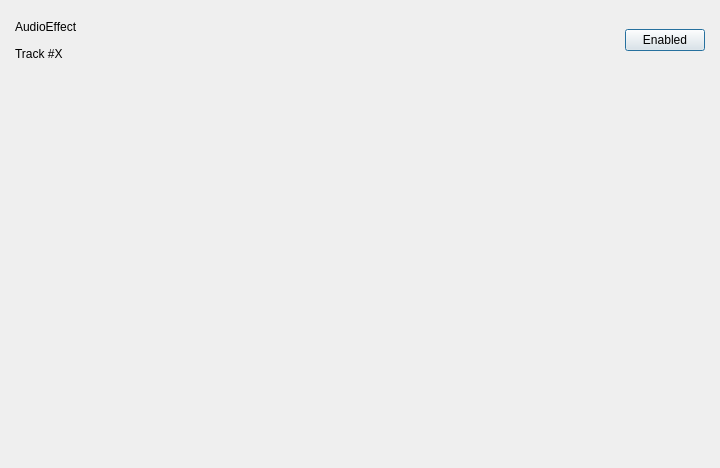
First picture: the form in src/gui/audioeffectwindow.ui, repository tom-23/Horizon, before the edit.
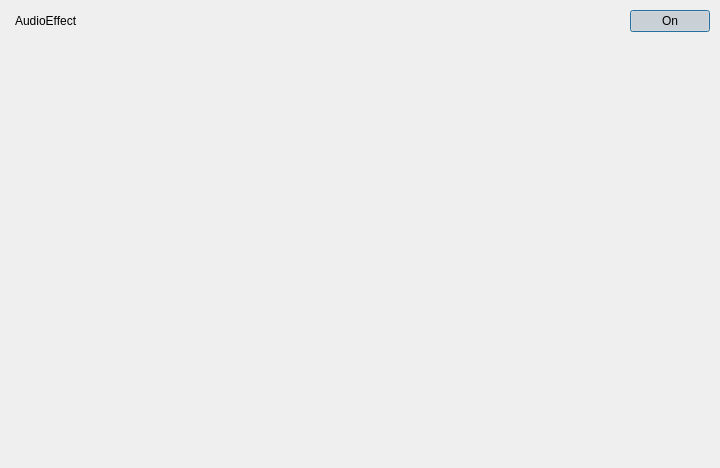
Second picture: the form after the edit.

Patch:
```diff
--- a/src/gui/audioeffectwindow.ui
+++ b/src/gui/audioeffectwindow.ui
@@ -15,26 +15,32 @@
   </property>
   <layout class="QVBoxLayout" name="verticalLayout">
    <property name="spacing">
-    <number>0</number>
+    <number>5</number>
    </property>
    <property name="leftMargin">
-    <number>0</number>
+    <number>5</number>
    </property>
    <property name="topMargin">
-    <number>0</number>
+    <number>5</number>
    </property>
    <property name="rightMargin">
-    <number>0</number>
+    <number>5</number>
    </property>
    <property name="bottomMargin">
-    <number>0</number>
+    <number>5</number>
    </property>
    <item>
     <widget class="QWidget" name="widget" native="true">
+     <property name="sizePolicy">
+      <sizepolicy hsizetype="Preferred" vsizetype="Minimum">
+       <horstretch>0</horstretch>
+       <verstretch>0</verstretch>
+      </sizepolicy>
+     </property>
      <property name="minimumSize">
       <size>
        <width>0</width>
-       <height>80</height>
+       <height>0</height>
       </size>
      </property>
      <layout class="QHBoxLayout" name="horizontalLayout">
@@ -42,16 +48,16 @@
        <number>5</number>
       </property>
       <property name="leftMargin">
-       <number>5</number>
+       <number>0</number>
       </property>
       <property name="topMargin">
-       <number>5</number>
+       <number>0</number>
       </property>
       <property name="rightMargin">
-       <number>5</number>
+       <number>0</number>
       </property>
       <property name="bottomMargin">
-       <number>5</number>
+       <number>0</number>
       </property>
       <item>
        <widget class="QWidget" name="container" native="true">
@@ -60,7 +66,7 @@
           <number>5</number>
          </property>
          <property name="leftMargin">
-          <number>5</number>
+          <number>10</number>
          </property>
          <property name="topMargin">
           <number>5</number>
@@ -72,37 +78,11 @@
           <number>5</number>
          </property>
          <item>
-          <layout class="QVBoxLayout" name="verticalLayout_2">
-           <property name="spacing">
-            <number>5</number>
+          <widget class="QLabel" name="audioEffectName">
+           <property name="text">
+            <string>AudioEffect</string>
            </property>
-           <property name="leftMargin">
-            <number>5</number>
-           </property>
-           <property name="topMargin">
-            <number>5</number>
-           </property>
-           <property name="rightMargin">
-            <number>5</number>
-           </property>
-           <property name="bottomMargin">
-            <number>5</number>
-           </property>
-           <item>
-            <widget class="QLabel" name="label">
-             <property name="text">
-              <string>AudioEffect</string>
-             </property>
-            </widget>
-           </item>
-           <item>
-            <widget class="QLabel" name="label_2">
-             <property name="text">
-              <string>Track #X</string>
-             </property>
-            </widget>
-           </item>
-          </layout>
+          </widget>
          </item>
          <item>
           <spacer name="horizontalSpacer">
@@ -118,30 +98,17 @@
           </spacer>
          </item>
          <item>
-          <layout class="QVBoxLayout" name="verticalLayout_3">
-           <property name="leftMargin">
-            <number>5</number>
+          <widget class="QPushButton" name="enabledButton">
+           <property name="text">
+            <string>On</string>
            </property>
-           <property name="topMargin">
-            <number>5</number>
+           <property name="checkable">
+            <bool>true</bool>
            </property>
-           <property name="rightMargin">
-            <number>5</number>
+           <property name="checked">
+            <bool>true</bool>
            </property>
-           <property name="bottomMargin">
-            <number>5</number>
-           </property>
-           <item>
-            <widget class="QPushButton" name="pushButton">
-             <property name="text">
-              <string>Enabled</string>
-             </property>
-             <property name="checkable">
-              <bool>true</bool>
-             </property>
-            </widget>
-           </item>
-          </layout>
+          </widget>
          </item>
         </layout>
        </widget>
@@ -157,6 +124,23 @@
        <verstretch>0</verstretch>
       </sizepolicy>
      </property>
+     <layout class="QVBoxLayout" name="verticalLayout_4">
+      <property name="spacing">
+       <number>0</number>
+      </property>
+      <property name="leftMargin">
+       <number>1</number>
+      </property>
+      <property name="topMargin">
+       <number>1</number>
+      </property>
+      <property name="rightMargin">
+       <number>1</number>
+      </property>
+      <property name="bottomMargin">
+       <number>1</number>
+      </property>
+     </layout>
     </widget>
    </item>
   </layout>
```
